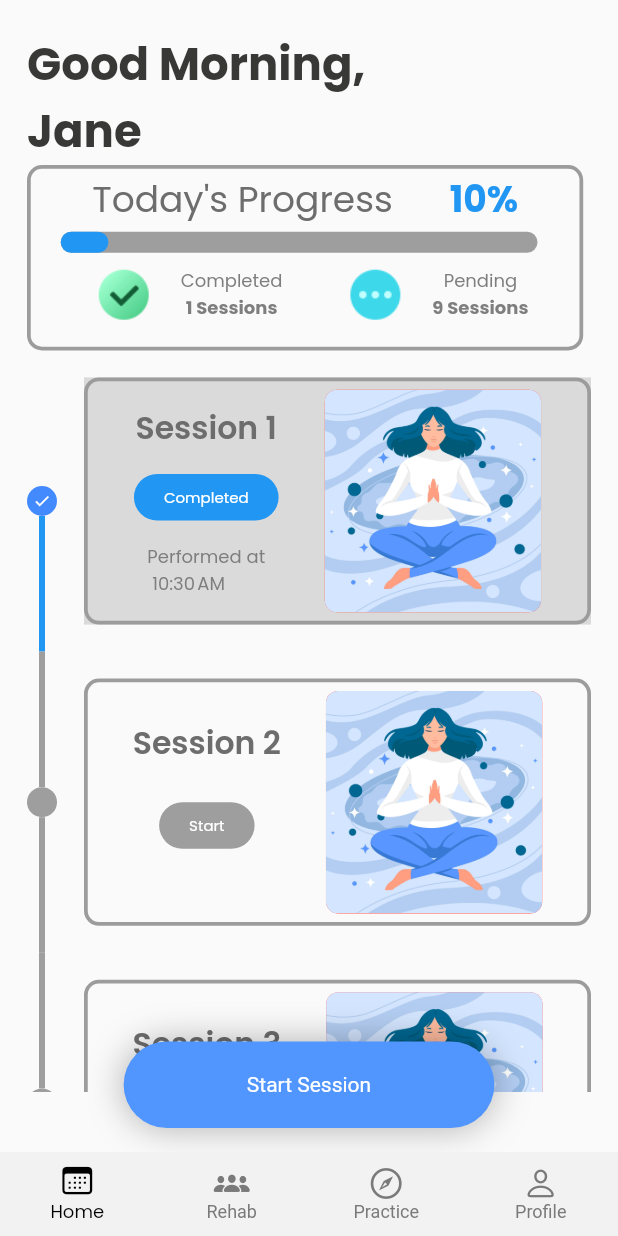
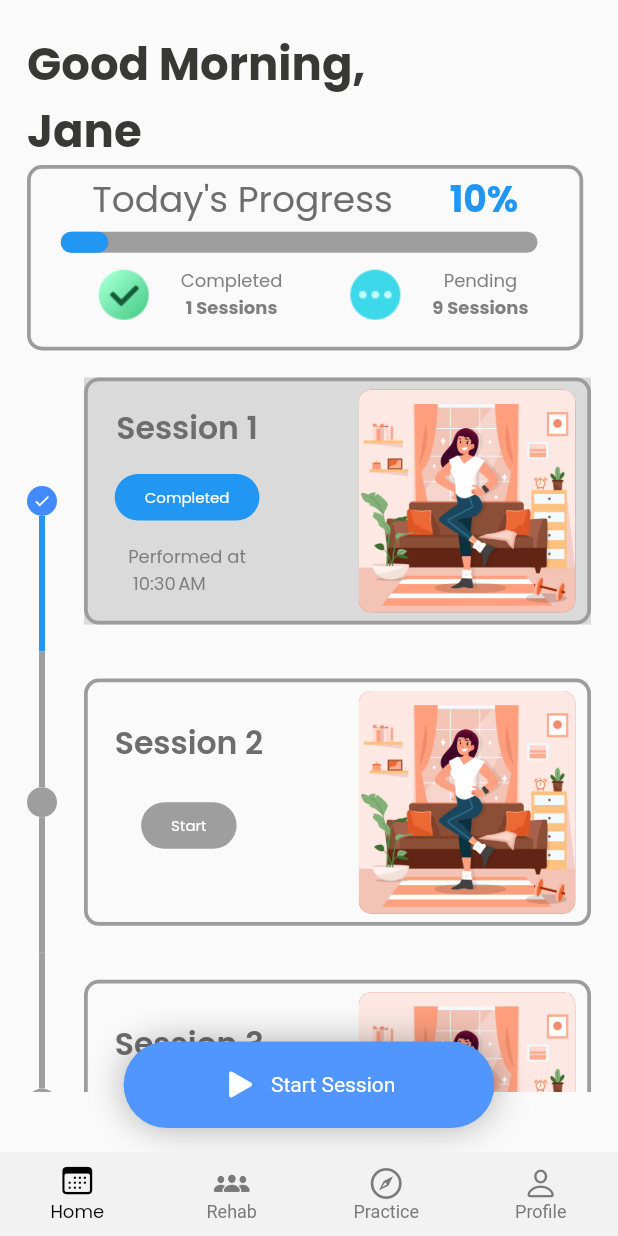
Before and after one commit to arunzuturu/fitness, a Flutter app: the screen it shows after launch, after a tap on "Start Session", on a phone screen of 412 x 824 dp. Run offline on Flutter 3.47's test engine with Material 2 defaults, Android fonts, the phone set to English and light mode, and no system bars; drawn by our look-alikes of percent_indicator, timeline_tile; our stand-ins replace firebase_core, firebase_database, get, google_fonts; accounts and stored records are empty.

Commit message:
Final Submission

```diff
--- a/lib/Views/home.dart
+++ b/lib/Views/home.dart
@@ -2,6 +2,7 @@
 import 'package:fitness/View_Model/rehab_viewmodel.dart';
 import 'package:fitness/View_Model/session_viewmodel.dart';
 import 'package:fitness/constants.dart';
+import 'package:flutter/cupertino.dart';
 import "package:flutter/material.dart";
 import 'package:get/get.dart';
 import 'package:timeline_tile/timeline_tile.dart';
@@ -39,10 +40,17 @@ class _HomeState extends State<Home> {
                     blurRadius: 20.0,
                   ),
                 ]),
-            child: const Center(
-                child: Text(
+            child:Center(
+                child: Row(
+                  mainAxisAlignment: MainAxisAlignment.center,
+                  children: [
+                    const Icon(CupertinoIcons.play_fill, color: Colors.white,),
+                    SizedBox(width: size.width*0.02,),
+                    const Text(
               "Start Session",
               style: TextStyle(color: Colors.white),
+            ),
+                  ],
                 )),
           ),
         ),
@@ -167,7 +175,7 @@ Widget HeadingCard(size, percentage) {
                       scale: 1.2,
                     ),
                   ),
-                  SizedBox(
+                  const SizedBox(
                     width: 10,
                   ),
                   Column(
@@ -194,8 +202,8 @@ Widget TimeLine(size, status, index, sessions) {
   return Column(
     children: [
       TimelineTile(
-        beforeLineStyle: status ? LineStyle(color: Colors.blue) : LineStyle(color: Colors.grey),
-        afterLineStyle: status ? LineStyle(color: Colors.blue) : LineStyle(color: Colors.grey) ,
+        beforeLineStyle: status ? const LineStyle(color: Colors.blue) : const LineStyle(color: Colors.grey),
+        afterLineStyle: status ? const LineStyle(color: Colors.blue) : const LineStyle(color: Colors.grey) ,
         alignment: TimelineAlign.start,
         indicatorStyle: IndicatorStyle(
             indicator: Container(
@@ -204,7 +212,7 @@ Widget TimeLine(size, status, index, sessions) {
             shape: BoxShape.circle,
           ),
           child: Center(
-              child: status ? Icon(
+              child: status ? const Icon(
             Icons.done_sharp,
             size: 12,
             color: Colors.white,
@@ -227,10 +235,19 @@ Widget SessionCard(size, status, index, sessions) {
           color: status ? Colors.grey.withOpacity(0.35) : Colors.transparent),
       Container(
           constraints: BoxConstraints(minHeight: size.height * 0.2),
+          decoration: BoxDecoration(
+            borderRadius: BorderRadius.circular(10),
+            border: Border.all(
+              color: Color(0xff9c9c9c),
+              width: 2.5,
+            ),
+          ),
           child: Row(
-            mainAxisAlignment: MainAxisAlignment.spaceEvenly,
+            mainAxisAlignment: MainAxisAlignment.spaceBetween,
             children: [
-              Column(
+              Padding(
+                padding: EdgeInsets.only(left: 18.0),
+                child: Column(
                   mainAxisAlignment: MainAxisAlignment.spaceEvenly,
                   children: [
                     Text(
@@ -260,25 +277,22 @@ Widget SessionCard(size, status, index, sessions) {
                     ) : SizedBox(),
                   ],
                 ),
-              Container(
+              ),
+              Padding(
+                padding: const EdgeInsets.only(right: 8.0),
+                child: Container(
                   width: size.width * 0.35,
                   height: size.height * 0.18,
-                decoration: BoxDecoration(
+                  decoration: const BoxDecoration(
                     image: DecorationImage(
                         fit: BoxFit.cover,
-                      image: AssetImage('assets/images/1.jpg')),
+                        image: AssetImage('assets/images/3.jpg')),
                     borderRadius: BorderRadius.all(Radius.circular(8.0)),
                     color: Colors.redAccent,
                   ),
                 ),
+              ),
             ],
-          ),
-          decoration: BoxDecoration(
-            borderRadius: BorderRadius.circular(10),
-            border: Border.all(
-              color: Color(0xff9c9c9c),
-              width: 2.5,
-            ),
           )),
     ],
   );
--- a/lib/main.dart
+++ b/lib/main.dart
@@ -18,6 +18,7 @@ class MyApp extends StatelessWidget {
   @override
   Widget build(BuildContext context) {
     return MaterialApp(
+      debugShowCheckedModeBanner: false,
       title: 'Flutter Demo',
       theme: ThemeData(
         primarySwatch: Colors.blue,
```
Also changed, not shown: assets/images/3.jpg (added). Lines whose indentation alone changed are shown as unchanged.
